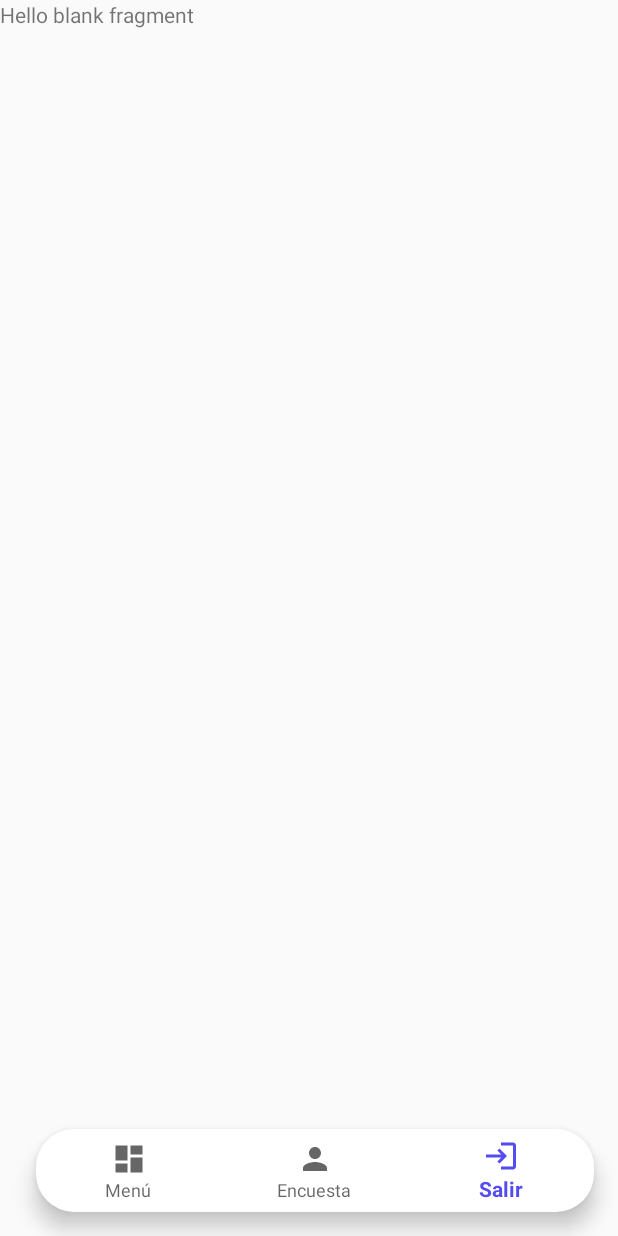
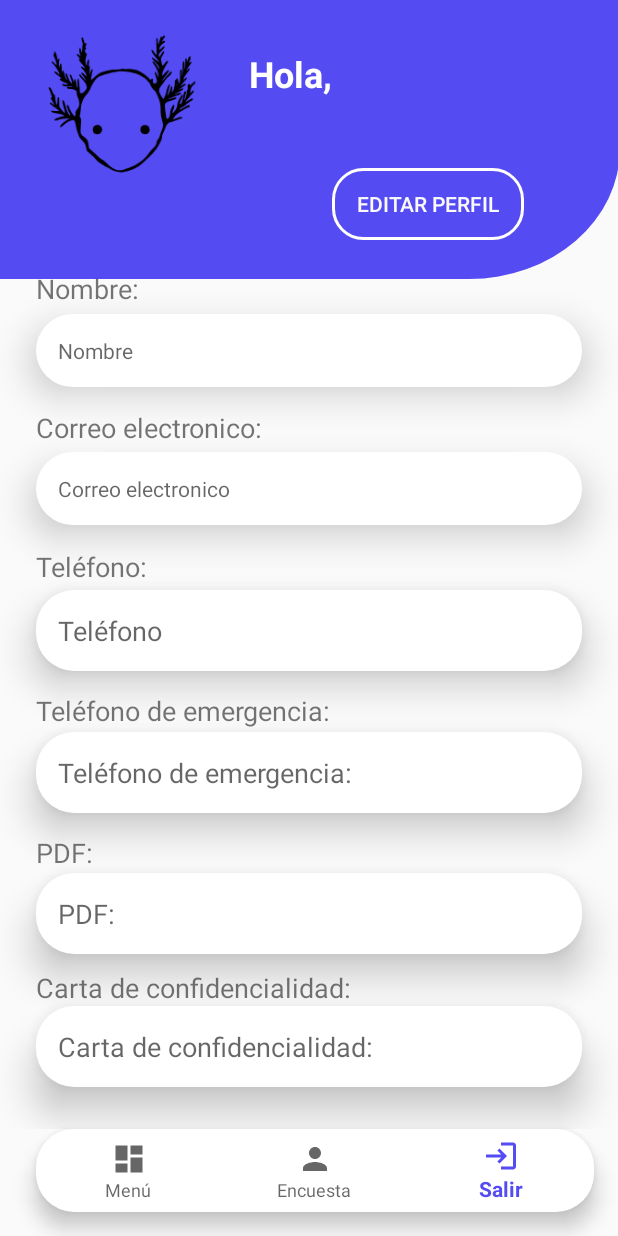
Before and after one commit to dayanescamilla/XCL_AgendaMedica, an Android app: the MenuPrincipal screen opened directly, with no data from a screen before it, item 3 of the bottom bar chosen, on a phone screen of 412 x 824 dp. Run offline under Robolectric (Android 15) with nearby library versions, the phone set to English and light mode, and no system bars.

Commit message:
Fragment de "Perfil" y activity "Editar perfil"

```diff
--- a/app/src/main/java/com/example/xcl_agendamedica/MenuPrincipal.java
+++ b/app/src/main/java/com/example/xcl_agendamedica/MenuPrincipal.java
@@ -46,8 +46,9 @@ public class MenuPrincipal extends AppCompatActivity {
                             break;
 
                         case R.id.id_ic_nav_salir:
-                            selectedFragment = new Salir();
+                            selectedFragment = new Perfil();
                             break;
+
                     }
 
                     getSupportFragmentManager().beginTransaction().replace(R.id.frame_layout1,selectedFragment).commit();
--- /dev/null
+++ b/app/src/main/java/com/example/xcl_agendamedica/Perfil.java
@@ -0,0 +1,67 @@
+package com.example.xcl_agendamedica;
+
+import android.os.Bundle;
+
+import androidx.fragment.app.Fragment;
+
+import android.view.LayoutInflater;
+import android.view.View;
+import android.view.ViewGroup;
+
+/**
+ * A simple {@link Fragment} subclass.
+ * Use the {@link Perfil#newInstance} factory method to
+ * create an instance of this fragment.
+ */
+public class Perfil extends Fragment {
+
+
+    // TODO: Rename parameter arguments, choose names that match
+    // the fragment initialization parameters, e.g. ARG_ITEM_NUMBER
+    private static final String ARG_PARAM1 = "param1";
+    private static final String ARG_PARAM2 = "param2";
+
+    // TODO: Rename and change types of parameters
+    private String mParam1;
+    private String mParam2;
+
+    public Perfil() {
+        // Required empty public constructor
+    }
+
+    /**
+     * Use this factory method to create a new instance of
+     * this fragment using the provided parameters.
+     *
+     * @param param1 Parameter 1.
+     * @param param2 Parameter 2.
+     * @return A new instance of fragment Perfil.
+     */
+    // TODO: Rename and change types and number of parameters
+    public static Perfil newInstance(String param1, String param2) {
+        Perfil fragment = new Perfil();
+        Bundle args = new Bundle();
+        args.putString(ARG_PARAM1, param1);
+        args.putString(ARG_PARAM2, param2);
+        fragment.setArguments(args);
+        return fragment;
+    }
+
+    @Override
+    public void onCreate(Bundle savedInstanceState) {
+        super.onCreate(savedInstanceState);
+        if (getArguments() != null) {
+            mParam1 = getArguments().getString(ARG_PARAM1);
+            mParam2 = getArguments().getString(ARG_PARAM2);
+        }
+    }
+
+    @Override
+    public View onCreateView(LayoutInflater inflater, ViewGroup container,
+                             Bundle savedInstanceState) {
+        // Inflate the layout for this fragment
+        return inflater.inflate(R.layout.fragment_perfil, container, false);
+
+
+    }
+}
--- a/app/src/main/res/layout/fragment_dashboard.xml
+++ b/app/src/main/res/layout/fragment_dashboard.xml
@@ -17,8 +17,10 @@
             android:background="@drawable/wave_2"
             app:layout_constraintBottom_toTopOf="@+id/relativeLayout"
             app:layout_constraintEnd_toEndOf="parent"
+            app:layout_constraintHorizontal_bias="0.0"
             app:layout_constraintStart_toStartOf="parent"
-            app:layout_constraintTop_toTopOf="parent" />
+            app:layout_constraintTop_toTopOf="parent"
+            app:layout_constraintVertical_bias="1.0" />
 
         <TextView
             android:id="@+id/textView2"
--- /dev/null
+++ b/app/src/main/res/layout/fragment_perfil.xml
@@ -0,0 +1,263 @@
+<?xml version="1.0" encoding="utf-8"?>
+<FrameLayout xmlns:android="http://schemas.android.com/apk/res/android"
+    xmlns:app="http://schemas.android.com/apk/res-auto"
+    xmlns:tools="http://schemas.android.com/tools"
+    android:layout_width="match_parent"
+    android:layout_height="match_parent"
+    tools:context=".Perfil">
+
+    <!-- TODO: Update blank fragment layout -->
+    <androidx.constraintlayout.widget.ConstraintLayout
+        android:layout_width="match_parent"
+        android:layout_height="match_parent">
+
+
+        <View
+            android:id="@+id/view3"
+            android:layout_width="413dp"
+            android:layout_height="186dp"
+            android:background="@drawable/wave_1"
+            app:layout_constraintBottom_toTopOf="@+id/id_m12_txt1"
+            app:layout_constraintEnd_toEndOf="parent"
+            app:layout_constraintHorizontal_bias="0.0"
+            app:layout_constraintStart_toStartOf="parent"
+            app:layout_constraintTop_toTopOf="parent"
+            app:layout_constraintVertical_bias="0.0" />
+
+        <ImageView
+            android:id="@+id/imageView"
+            android:layout_width="115dp"
+            android:layout_height="115dp"
+            android:contentDescription="TODO"
+            app:layout_constraintBottom_toBottomOf="parent"
+            app:layout_constraintEnd_toEndOf="parent"
+            app:layout_constraintHorizontal_bias="0.081"
+            app:layout_constraintStart_toStartOf="parent"
+            app:layout_constraintTop_toTopOf="parent"
+            app:layout_constraintVertical_bias="0.02"
+            app:srcCompat="@drawable/ic_logo_xolotl" />
+
+        <TextView
+            android:id="@+id/id_m12_tit1"
+            android:layout_width="wrap_content"
+            android:layout_height="wrap_content"
+            android:layout_marginStart="24dp"
+            android:layout_marginTop="16dp"
+            android:layout_marginEnd="24dp"
+            android:text="@string/m12_tit1"
+            android:textColor="#FFFFFF"
+            android:textSize="24sp"
+            android:textStyle="bold"
+            app:layout_constraintBottom_toBottomOf="parent"
+            app:layout_constraintEnd_toEndOf="parent"
+            app:layout_constraintHorizontal_bias="0.017"
+            app:layout_constraintStart_toEndOf="@+id/imageView"
+            app:layout_constraintTop_toTopOf="parent"
+            app:layout_constraintVertical_bias="0.024" />
+
+        <Button
+            android:id="@+id/id_m12_btn1"
+            android:layout_width="128dp"
+            android:layout_height="48dp"
+            android:layout_marginTop="16dp"
+            android:background="@drawable/an_btn_2"
+            android:text="@string/m12_btn1"
+            android:textColor="#FBFAFA"
+            app:layout_constraintBottom_toBottomOf="parent"
+            app:layout_constraintEnd_toEndOf="parent"
+            app:layout_constraintHorizontal_bias="0.78"
+            app:layout_constraintStart_toStartOf="parent"
+            app:layout_constraintTop_toTopOf="parent"
+            app:layout_constraintVertical_bias="0.139" />
+
+        <TextView
+            android:id="@+id/id_m12_txt3"
+            android:layout_width="wrap_content"
+            android:layout_height="wrap_content"
+            android:layout_marginStart="24dp"
+            android:text="@string/m12_txt3"
+            android:textSize="18sp"
+            app:layout_constraintBottom_toBottomOf="parent"
+            app:layout_constraintEnd_toEndOf="parent"
+            app:layout_constraintHorizontal_bias="0.0"
+            app:layout_constraintStart_toStartOf="parent"
+            app:layout_constraintTop_toBottomOf="@+id/id_m12_cjt2"
+            app:layout_constraintVertical_bias="0.04" />
+
+        <EditText
+            android:id="@+id/editTextTextPersonName4"
+            android:layout_width="0dp"
+            android:layout_height="wrap_content"
+            android:layout_marginStart="24dp"
+            android:layout_marginEnd="24dp"
+            android:background="@drawable/an_cjt_1"
+            android:elevation="15dp"
+            android:ems="10"
+            android:hint="@string/m12_txt6"
+            android:inputType="textPersonName"
+            app:layout_constraintBottom_toBottomOf="parent"
+            app:layout_constraintEnd_toEndOf="parent"
+            app:layout_constraintHorizontal_bias="0.0"
+            app:layout_constraintStart_toStartOf="parent"
+            app:layout_constraintTop_toBottomOf="@+id/id_m12_txt6"
+            app:layout_constraintVertical_bias="0.01" />
+
+        <TextView
+            android:id="@+id/id_m12_txt1"
+            android:layout_width="wrap_content"
+            android:layout_height="wrap_content"
+            android:layout_marginStart="24dp"
+            android:text="@string/m12_txt1"
+            android:textSize="18sp"
+            app:layout_constraintBottom_toBottomOf="parent"
+            app:layout_constraintEnd_toEndOf="parent"
+            app:layout_constraintHorizontal_bias="0.0"
+            app:layout_constraintStart_toStartOf="parent"
+            app:layout_constraintTop_toTopOf="parent"
+            app:layout_constraintVertical_bias="0.247" />
+
+        <TextView
+            android:id="@+id/id_m12_cjt2"
+            android:layout_width="0dp"
+            android:layout_height="wrap_content"
+            android:layout_marginStart="24dp"
+            android:layout_marginEnd="24dp"
+            android:background="@drawable/an_cjt_1"
+            android:elevation="15dp"
+            android:hint="@string/m12_cjt2"
+            app:layout_constraintBottom_toBottomOf="parent"
+            app:layout_constraintEnd_toEndOf="parent"
+            app:layout_constraintHorizontal_bias="0.0"
+            app:layout_constraintStart_toStartOf="parent"
+            app:layout_constraintTop_toBottomOf="@+id/id_m12_txt2"
+            app:layout_constraintVertical_bias="0.01" />
+
+        <TextView
+            android:id="@+id/id_m12_txt2"
+            android:layout_width="wrap_content"
+            android:layout_height="wrap_content"
+            android:layout_marginStart="24dp"
+            android:text="@string/m12_txt2"
+            android:textSize="18sp"
+            app:layout_constraintBottom_toBottomOf="parent"
+            app:layout_constraintEnd_toEndOf="parent"
+            app:layout_constraintHorizontal_bias="0.0"
+            app:layout_constraintStart_toStartOf="parent"
+            app:layout_constraintTop_toBottomOf="@+id/id_m12_cjt1"
+            app:layout_constraintVertical_bias="0.031" />
+
+        <EditText
+            android:id="@+id/editTextTextPersonName"
+            android:layout_width="0dp"
+            android:layout_height="wrap_content"
+            android:layout_marginStart="24dp"
+            android:layout_marginEnd="24dp"
+            android:background="@drawable/an_cjt_1"
+            android:elevation="15dp"
+            android:ems="10"
+            android:hint="@string/m12_cjt3"
+            android:inputType="textPersonName"
+            app:layout_constraintBottom_toBottomOf="parent"
+            app:layout_constraintEnd_toEndOf="parent"
+            app:layout_constraintHorizontal_bias="0.0"
+            app:layout_constraintStart_toStartOf="parent"
+            app:layout_constraintTop_toBottomOf="@+id/id_m12_txt3"
+            app:layout_constraintVertical_bias="0.01" />
+
+        <TextView
+            android:id="@+id/id_m12_cjt1"
+            android:layout_width="0dp"
+            android:layout_height="wrap_content"
+            android:layout_marginStart="24dp"
+            android:layout_marginEnd="24dp"
+            android:background="@drawable/an_cjt_1"
+            android:elevation="15dp"
+            android:hint="@string/m12_cjt1"
+            app:layout_constraintBottom_toBottomOf="parent"
+            app:layout_constraintEnd_toEndOf="parent"
+            app:layout_constraintHorizontal_bias="0.0"
+            app:layout_constraintStart_toStartOf="parent"
+            app:layout_constraintTop_toBottomOf="@+id/id_m12_txt1"
+            app:layout_constraintVertical_bias="0.01" />
+
+        <TextView
+            android:id="@+id/id_m12_txt4"
+            android:layout_width="wrap_content"
+            android:layout_height="wrap_content"
+            android:layout_marginStart="24dp"
+            android:text="@string/m12_txt4"
+            android:textSize="18sp"
+            app:layout_constraintBottom_toBottomOf="parent"
+            app:layout_constraintEnd_toEndOf="parent"
+            app:layout_constraintHorizontal_bias="0.0"
+            app:layout_constraintStart_toStartOf="parent"
+            app:layout_constraintTop_toBottomOf="@+id/editTextTextPersonName"
+            app:layout_constraintVertical_bias="0.05" />
+
+        <EditText
+            android:id="@+id/editTextTextPersonName3"
+            android:layout_width="0dp"
+            android:layout_height="wrap_content"
+            android:layout_marginStart="24dp"
+            android:layout_marginEnd="24dp"
+            android:background="@drawable/an_cjt_1"
+            android:elevation="15dp"
+            android:ems="10"
+            android:hint="@string/m12_txt5"
+            android:inputType="textPersonName"
+            app:layout_constraintBottom_toBottomOf="parent"
+            app:layout_constraintEnd_toEndOf="parent"
+            app:layout_constraintHorizontal_bias="0.0"
+            app:layout_constraintStart_toStartOf="parent"
+            app:layout_constraintTop_toBottomOf="@+id/id_m12_txt5"
+            app:layout_constraintVertical_bias="0.01" />
+
+        <TextView
+            android:id="@+id/id_m12_txt6"
+            android:layout_width="wrap_content"
+            android:layout_height="wrap_content"
+            android:layout_marginStart="24dp"
+            android:text="@string/m12_txt6"
+            android:textSize="18sp"
+            app:layout_constraintBottom_toBottomOf="parent"
+            app:layout_constraintEnd_toEndOf="parent"
+            app:layout_constraintHorizontal_bias="0.0"
+            app:layout_constraintStart_toStartOf="parent"
+            app:layout_constraintTop_toBottomOf="@+id/editTextTextPersonName3"
+            app:layout_constraintVertical_bias="0.11" />
+
+        <TextView
+            android:id="@+id/id_m12_txt5"
+            android:layout_width="wrap_content"
+            android:layout_height="wrap_content"
+            android:layout_marginStart="24dp"
+            android:text="@string/m12_txt5"
+            android:textSize="18sp"
+            app:layout_constraintBottom_toBottomOf="parent"
+            app:layout_constraintEnd_toEndOf="parent"
+            app:layout_constraintHorizontal_bias="0.0"
+            app:layout_constraintStart_toStartOf="parent"
+            app:layout_constraintTop_toBottomOf="@+id/editTextTextPersonName2"
+            app:layout_constraintVertical_bias="0.075" />
+
+        <EditText
+            android:id="@+id/editTextTextPersonName2"
+            android:layout_width="0dp"
+            android:layout_height="wrap_content"
+            android:layout_marginStart="24dp"
+            android:layout_marginEnd="24dp"
+            android:background="@drawable/an_cjt_1"
+            android:elevation="15dp"
+            android:ems="10"
+            android:hint="@string/m12_txt4"
+            android:inputType="textPersonName"
+            app:layout_constraintBottom_toBottomOf="parent"
+            app:layout_constraintEnd_toEndOf="parent"
+            app:layout_constraintHorizontal_bias="0.0"
+            app:layout_constraintStart_toStartOf="parent"
+            app:layout_constraintTop_toBottomOf="@+id/id_m12_txt4"
+            app:layout_constraintVertical_bias="0.01" />
+
+    </androidx.constraintlayout.widget.ConstraintLayout>
+
+</FrameLayout>
--- a/app/src/main/res/values/strings.xml
+++ b/app/src/main/res/values/strings.xml
@@ -134,7 +134,6 @@
     <string name="m10_rd15">No</string>
     <string name="m10_btn1">Enviar</string>
 
-
     <!-- 11. Boton de navegacion-->
     <string name="m11_tit1">Menú</string>
     <string name="m11_tit2">Encuesta</string>
@@ -142,12 +141,38 @@
     <!-- TODO: Remove or change this placeholder text -->
     <string name="hello_blank_fragment">Hello blank fragment</string>
 
-
-
     <!-- TAMAÑO DE LETRA TEXTOS -->
     <dimen name="dimTitulos">32sp</dimen>
     <dimen name="dimSubtitulos">24sp</dimen>
     <dimen name="dimDescripicon">18sp</dimen>
 
+    <!-- 12. Fragment Perfil de usuario -->
+    <string name="m12_tit1">Hola,</string>
+    <string name="m12_txt1">Nombre:</string>
+    <string name="m12_txt2">Correo electronico:</string>
+    <string name="m12_txt3">Teléfono:</string>
+    <string name="m12_txt4">Teléfono de emergencia:</string>
+    <string name="m12_txt5">PDF:</string>
+    <string name="m12_txt6">Carta de confidencialidad:</string>
+    <string name="m12_cjt1">Nombre</string>
+    <string name="m12_cjt2">Correo electronico</string>
+    <string name="m12_cjt3">Teléfono</string>
+    <string name="m12_cjt4">Teléfono de emergencia</string>
+    <string name="m12_cjt5">PDF</string>
+    <string name="m12_cjt6">Carta</string>
+    <string name="m12_btn1">Editar perfil</string>
+
+    <!-- 13. Fragment Perfil de usuario -->
+    <string name="m13_txt1">Nombre:</string>
+    <string name="m13_txt2">Correo electronico:</string>
+    <string name="m13_txt3">Teléfono:</string>
+    <string name="m13_txt4">Teléfono de emergencia:</string>
+    <string name="m13_cjt1">Nombre</string>
+    <string name="m13_cjt2">Correo electronico</string>
+    <string name="m13_cjt3">Teléfono</string>
+    <string name="m13_cjt4">Teléfono de emergencia</string>
+    <string name="m13_btn1">Subir documentos</string>
+    <string name="m13_btn2">Guardar cambios</string>
+    <string name="m13_btn3">Cambiar foto de perfil</string>
 
 </resources>
```
Also changed, not shown: app/src/main/AndroidManifest.xml (+19 -16 lines), app/src/main/java/com/example/xcl_agendamedica/Editar_perfil.java (added, +14 -0 lines), app/src/main/res/layout/activity_editar_perfil.xml (added, +215 -0 lines).
